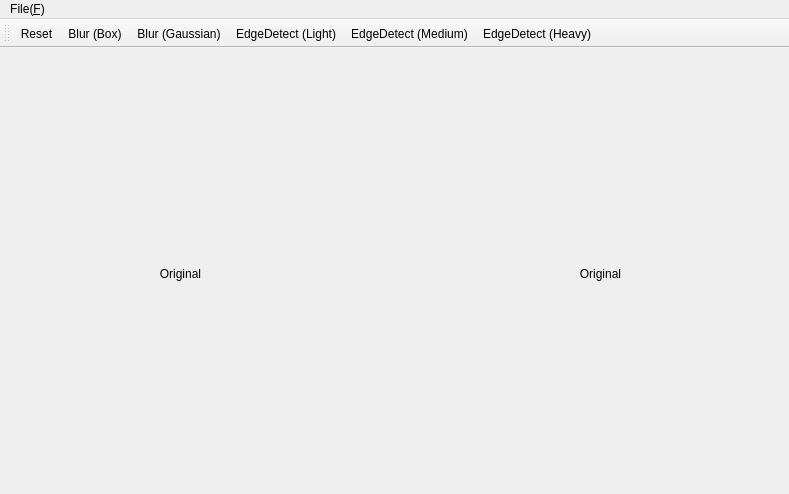
First picture: the form in 2_Personal/ConvFilter_GUI/ConvFilter_GUI/ConvFilter_GUI.ui, repository RapidWorkers/CPP-and-PPP, before the edit.
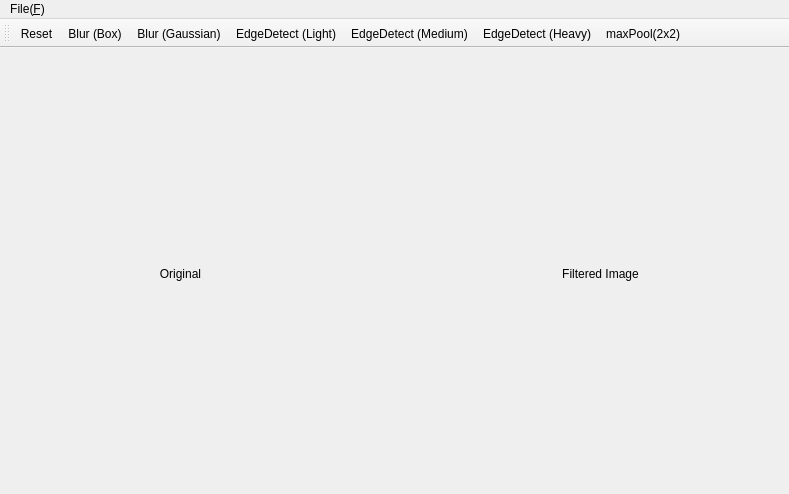
Second picture: the form after the edit.

Diff of the .ui file:
```diff
--- a/2_Personal/ConvFilter_GUI/ConvFilter_GUI/ConvFilter_GUI.ui
+++ b/2_Personal/ConvFilter_GUI/ConvFilter_GUI/ConvFilter_GUI.ui
@@ -40,7 +40,7 @@
      </rect>
     </property>
     <property name="text">
-     <string>Original</string>
+     <string>Filtered Image</string>
     </property>
     <property name="alignment">
      <set>Qt::AlignCenter</set>
@@ -77,6 +77,7 @@
    <addaction name="actionEdgeDetect_Light"/>
    <addaction name="actionEdgeDetect_Medium"/>
    <addaction name="actionEdgeDetect_Heavy"/>
+   <addaction name="actionmaxPool_2x2"/>
   </widget>
   <action name="actionOpen_O">
    <property name="text">
@@ -113,6 +114,11 @@
     <string>EdgeDetect (Heavy)</string>
    </property>
   </action>
+  <action name="actionmaxPool_2x2">
+   <property name="text">
+    <string>maxPool(2x2)</string>
+   </property>
+  </action>
  </widget>
  <layoutdefault spacing="6" margin="11"/>
  <resources>
```
